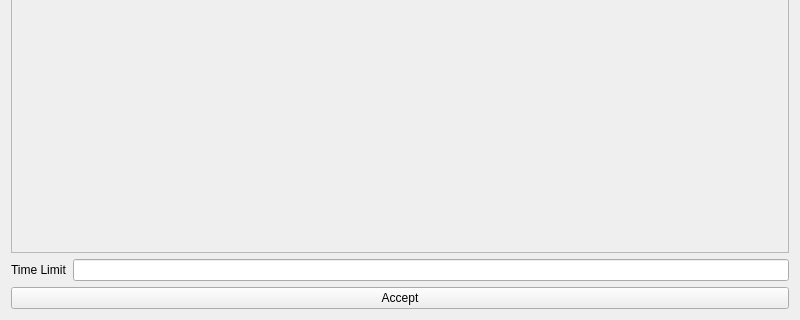
Qt form src/main/resources/base/preferences.ui (j718/screentime) before a commit; both pictures show x 0 to 800 and y 280 to 600 of the 800 by 600 pixel window.
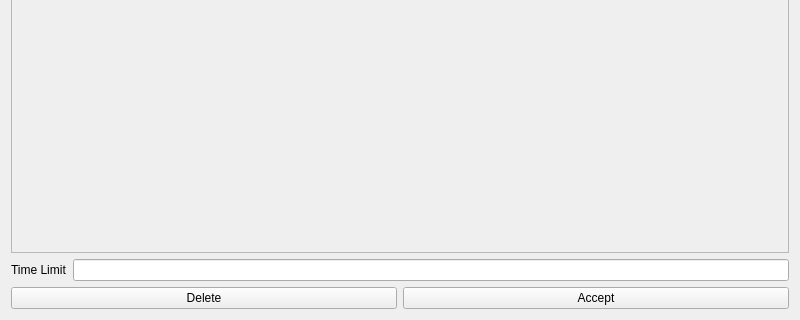
The same form after that commit.

Commit message: added ability to delete a group

What changed in the file:
```diff
--- a/src/main/resources/base/preferences.ui
+++ b/src/main/resources/base/preferences.ui
@@ -59,6 +59,13 @@
    </item>
    <item>
     <layout class="QHBoxLayout" name="horizontalLayout">
+     <item>
+      <widget class="QPushButton" name="delete_button">
+       <property name="text">
+        <string>Delete</string>
+       </property>
+      </widget>
+     </item>
      <item>
       <widget class="QPushButton" name="accept_button">
        <property name="text">
```
The commit also changes 2 other files.
